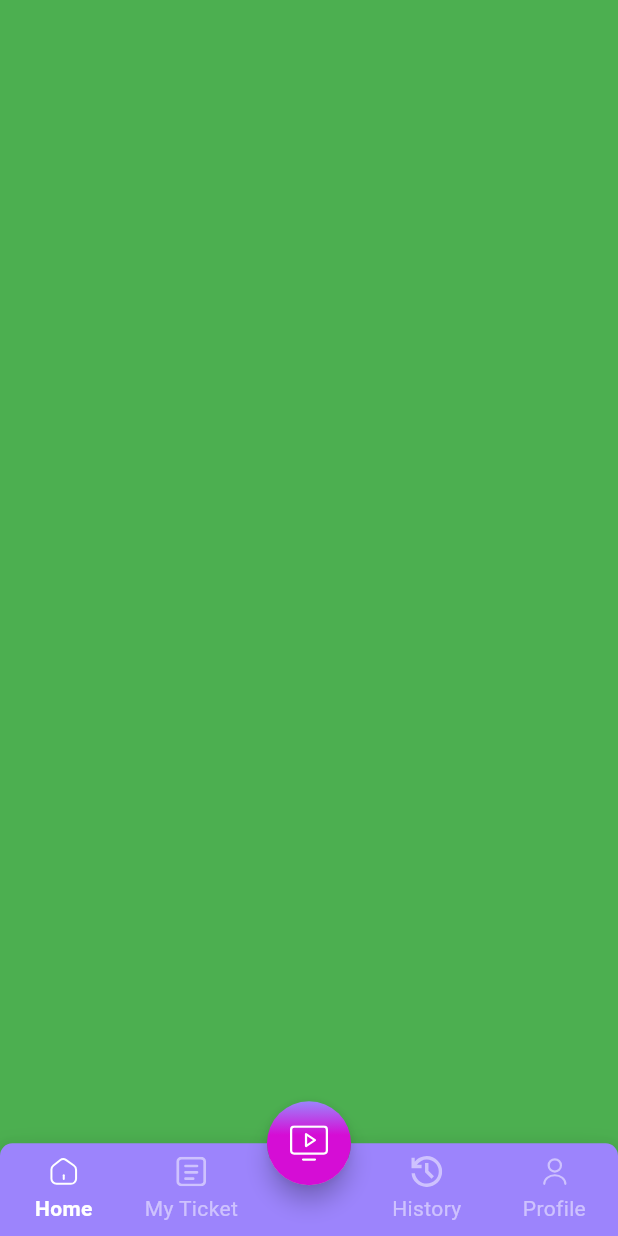
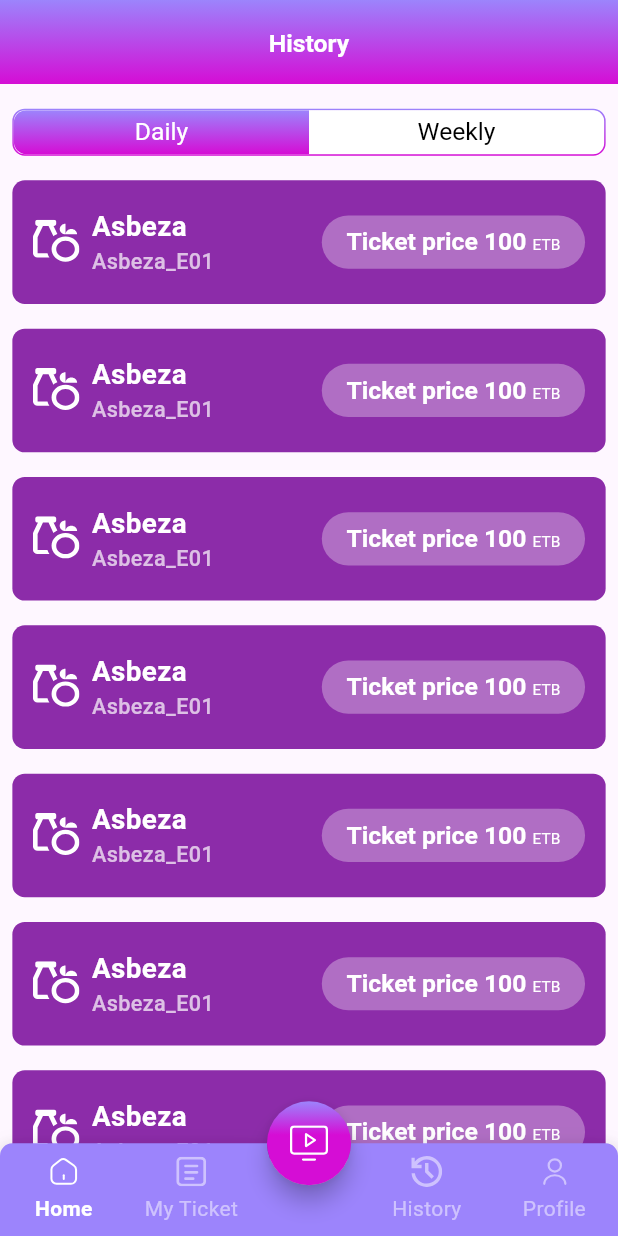
Before and after one commit to tarik350/loto-app, a Flutter app: the screen it shows after launch, swiped to page 3, on a phone screen of 412 x 824 dp. Run offline on Flutter 3.47's test engine with Material 3 defaults, Android fonts, the phone set to English and light mode, and no system bars; drawn by our look-alikes of animated_bottom_navigation_bar; our stand-ins replace auto_route, bloc, carousel_slider, dartz, dio, dropdown_button2 and 13 more; missing offline and left inert: animation_wrappers; accounts and stored records are empty.

Commit message:
my ticket and history page

```diff
--- a/lib/app.dart
+++ b/lib/app.dart
@@ -10,6 +10,8 @@ import 'package:mobile_app/src/core/constants/app_%20colors.dart';
 import 'package:mobile_app/src/core/constants/app_dimensions.dart';
 import 'package:mobile_app/src/core/constants/app_images.dart';
 import 'package:mobile_app/src/features/home/presentation/pages/home_page.dart';
+import 'package:mobile_app/src/features/my_tickets/presentation/page/my_ticket_page.dart';
+import 'package:mobile_app/src/features/ticket_history/presentation/pages/ticket_history_page.dart';
 
 @RoutePage()
 class AppScreen extends StatelessWidget {
@@ -126,23 +128,19 @@ class AppScreen extends StatelessWidget {
                 beginOffset: const Offset(0, 0.3),
                 endOffset: const Offset(0, 0),
                 slideCurve: Curves.linearToEaseOut,
-                child: const HomeScreen(),
+                child: const HomePage(),
               ),
               FadedSlideAnimation(
                 beginOffset: const Offset(0, 0.3),
                 endOffset: const Offset(0, 0),
                 slideCurve: Curves.linearToEaseOut,
-                child: Container(
-                  color: Colors.blue,
-                ),
+                child: const MyTicketPage(),
               ),
               FadedSlideAnimation(
                 beginOffset: const Offset(0, 0.3),
                 endOffset: const Offset(0, 0),
                 slideCurve: Curves.linearToEaseOut,
-                child: Container(
-                  color: Colors.green,
-                ),
+                child: const TicketHistoryPage(),
               ),
               FadedSlideAnimation(
                 beginOffset: const Offset(0, 0.3),
--- a/lib/src/core/constants/app_ colors.dart
+++ b/lib/src/core/constants/app_ colors.dart
@@ -29,6 +29,16 @@ class AppColors {
       Color(0xFFD50DD5),
     ],
     stops: [0.0, 0.4, 1.0],
+    begin: Alignment.topCenter,
+    end: Alignment.bottomCenter,
+  );
+
+  static const Gradient secondaryGradient = LinearGradient(
+    colors: [
+      AppColors.secondaryColorShade,
+      AppColors.primaryColor,
+    ],
+    stops: [0.0, 1],
     begin: Alignment.topCenter,
     end: Alignment.bottomCenter,
   );
--- /dev/null
+++ b/lib/src/features/my_tickets/presentation/bloc/myticket_event.dart
@@ -0,0 +1,6 @@
+part of 'myticket_bloc.dart';
+
+@freezed
+class MyticketEvent with _$MyticketEvent {
+  const factory MyticketEvent.started() = _Started;
+}
--- /dev/null
+++ b/lib/src/features/my_tickets/presentation/bloc/myticket_state.dart
@@ -0,0 +1,6 @@
+part of 'myticket_bloc.dart';
+
+@freezed
+class MyticketState with _$MyticketState {
+  const factory MyticketState.initial() = _Initial;
+}
--- /dev/null
+++ b/lib/src/features/my_tickets/presentation/page/my_ticket_page.dart
@@ -0,0 +1,262 @@
+import 'package:flutter/material.dart';
+import 'package:flutter_screenutil/flutter_screenutil.dart';
+import 'package:gradient_borders/box_borders/gradient_box_border.dart';
+import 'package:mobile_app/src/core/constants/app_%20colors.dart';
+import 'package:mobile_app/src/core/constants/app_dimensions.dart';
+import 'package:mobile_app/src/core/constants/app_images.dart';
+
+class MyTicketPage extends StatelessWidget {
+  const MyTicketPage({super.key});
+
+  @override
+  Widget build(BuildContext context) {
+    return Scaffold(
+        body: CustomScrollView(
+      slivers: [
+        const SliverAppBar(
+          pinned: false,
+          flexibleSpace: FlexibleSpaceBar(
+            titlePadding: EdgeInsets.zero,
+            title: CustomPageAppBar(title: 'My Ticket'),
+          ),
+        ),
+        SliverAppBar(
+          pinned: true,
+          flexibleSpace: FlexibleSpaceBar(
+            titlePadding: EdgeInsets.zero,
+            title: Container(
+              margin: EdgeInsets.only(
+                  left: AppDimensions.spacingS,
+                  right: AppDimensions.spacingS,
+                  bottom: AppDimensions.spacingS,
+                  top: AppDimensions.spacingM),
+              height: 50.h,
+              decoration: BoxDecoration(
+                borderRadius: BorderRadius.circular(AppDimensions.radiusS),
+                border: const GradientBoxBorder(
+                    gradient: AppColors.secondaryGradient),
+              ),
+              width: double.maxFinite,
+              child: ClipRRect(
+                borderRadius: BorderRadius.circular(AppDimensions.radiusS),
+                child: TabSelector(
+                  firstTitle: 'Active',
+                  secondTitle: 'Completed',
+                  onTabSelected: (index) {},
+                ),
+              ),
+            ),
+          ),
+        ),
+        SliverList(
+            delegate: SliverChildListDelegate(
+          [
+            Expanded(
+              child: SingleChildScrollView(
+                child: Column(
+                    children: List.generate(10, (index) {
+                  return Container(
+                    width: double.maxFinite,
+                    margin: EdgeInsets.symmetric(
+                        vertical: AppDimensions.spacingS,
+                        horizontal: AppDimensions.spacingS),
+                    height: 80.h,
+                    decoration: BoxDecoration(
+                        color: AppColors.vividViolet,
+                        borderRadius:
+                            BorderRadius.circular(AppDimensions.radiusS)),
+                    child: Padding(
+                      padding: EdgeInsets.symmetric(
+                          horizontal: AppDimensions.paddingS),
+                      child: Row(
+                        mainAxisAlignment: MainAxisAlignment.spaceBetween,
+                        crossAxisAlignment: CrossAxisAlignment.center,
+                        children: [
+                          Row(
+                            children: [
+                              AppImages.icon1,
+                              SizedBox(
+                                width: AppDimensions.spacingS,
+                              ),
+                              Column(
+                                mainAxisAlignment: MainAxisAlignment.center,
+                                crossAxisAlignment: CrossAxisAlignment.start,
+                                children: [
+                                  Text(
+                                    'Asbeza',
+                                    style: TextStyle(
+                                        color: Colors.white,
+                                        fontWeight: FontWeight.w600,
+                                        fontSize: AppDimensions.fontL),
+                                  ),
+                                  Text("Asbeza_E01",
+                                      style: TextStyle(
+                                          fontWeight: FontWeight.w500,
+                                          fontSize: AppDimensions.fontS,
+                                          color: Colors.white.withOpacity(.7)))
+                                ],
+                              )
+                            ],
+                          ),
+                          Container(
+                            padding: EdgeInsets.symmetric(
+                                horizontal: AppDimensions.spacingM,
+                                vertical: AppDimensions.spacingS),
+                            decoration: BoxDecoration(
+                              borderRadius: BorderRadius.circular(
+                                  AppDimensions.radiusCircular),
+                              color: AppColors.transparentWhite,
+                            ),
+                            child: RichText(
+                                text: TextSpan(children: [
+                              TextSpan(
+                                  text: "Ticket price 100 ",
+                                  style: TextStyle(
+                                      fontWeight: FontWeight.bold,
+                                      fontSize: AppDimensions.fontM)),
+                              TextSpan(
+                                  text: "ETB",
+                                  style: TextStyle(
+                                      fontWeight: FontWeight.w400,
+                                      fontSize: 10.sp))
+                            ])),
+                          )
+                        ],
+                      ),
+                    ),
+                  );
+                }).toList()),
+              ),
+            ),
+            SizedBox(
+              height: 20.h,
+            )
+          ],
+        ))
+      ],
+    ));
+  }
+}
+
+class TabSelector extends StatefulWidget {
+  final String firstTitle;
+  final String secondTitle;
+  final ValueChanged<int> onTabSelected;
+
+  const TabSelector({
+    required this.firstTitle,
+    required this.secondTitle,
+    required this.onTabSelected,
+    Key? key,
+  }) : super(key: key);
+
+  @override
+  _TabSelectorState createState() => _TabSelectorState();
+}
+
+class _TabSelectorState extends State<TabSelector> {
+  int _selectedIndex = 0;
+
+  @override
+  Widget build(BuildContext context) {
+    return Row(
+      mainAxisAlignment: MainAxisAlignment.spaceBetween,
+      children: [
+        _buildTab(
+          index: 0,
+          title: widget.firstTitle,
+          isSelected: _selectedIndex == 0,
+        ),
+        _buildTab(
+          index: 1,
+          title: widget.secondTitle,
+          isSelected: _selectedIndex == 1,
+        ),
+      ],
+    );
+  }
+
+  Widget _buildTab(
+      {required int index, required String title, required bool isSelected}) {
+    return Expanded(
+      child: GestureDetector(
+        onTap: () {
+          setState(() {
+            _selectedIndex = index;
+          });
+          widget.onTabSelected(_selectedIndex);
+        },
+        child: AnimatedContainer(
+          alignment: Alignment.center,
+          // padding: const EdgeInsets.symmetric(horizontal: 16.0),
+          duration: const Duration(milliseconds: 300),
+          decoration: BoxDecoration(
+            gradient: isSelected
+                ? const LinearGradient(
+                    colors: [
+                      AppColors.secondaryColorShade,
+                      AppColors.primaryColor,
+                    ],
+                    begin: Alignment.topCenter,
+                    end: Alignment.bottomCenter,
+                  )
+                : const LinearGradient(
+                    colors: [Colors.white, Colors.white],
+                  ),
+          ),
+          child: Text(
+            title,
+            style: TextStyle(
+                fontWeight: FontWeight.w400,
+                color: isSelected ? Colors.white : Colors.black,
+                fontSize: AppDimensions.fontM),
+          ),
+        ),
+      ),
+    );
+  }
+}
+
+class CustomPageAppBar extends StatelessWidget {
+  final String title;
+  final VoidCallback? onTabSelected;
+  const CustomPageAppBar({super.key, required this.title, this.onTabSelected});
+
+  @override
+  Widget build(BuildContext context) {
+    return Container(
+      decoration: const BoxDecoration(
+        gradient: AppColors.secondaryGradient,
+      ),
+      width: double.infinity,
+      height: 100.h,
+      child: Stack(
+        children: [
+          Container(
+              margin: EdgeInsets.only(bottom: AppDimensions.spacingM),
+              alignment: Alignment.bottomCenter,
+              child: Text(
+                title,
+                style: TextStyle(
+                    color: Colors.white,
+                    fontWeight: FontWeight.bold,
+                    fontSize: AppDimensions.fontM),
+              )),
+          if (onTabSelected != null)
+            Positioned(
+                left: 0,
+                bottom: 2,
+                child: Center(
+                  child: IconButton(
+                      onPressed: onTabSelected,
+                      icon: const Icon(
+                        Icons.arrow_back,
+                        color: Colors.white,
+                        size: 20,
+                      )),
+                ))
+        ],
+      ),
+    );
+  }
+}
--- /dev/null
+++ b/lib/src/features/ticket_history/presentation/bloc/ticket_history_bloc.dart
@@ -0,0 +1,14 @@
+import 'package:bloc/bloc.dart';
+import 'package:freezed_annotation/freezed_annotation.dart';
+
+part 'ticket_history_event.dart';
+part 'ticket_history_state.dart';
+part 'ticket_history_bloc.freezed.dart';
+
+class TicketHistoryBloc extends Bloc<TicketHistoryEvent, TicketHistoryState> {
+  TicketHistoryBloc() : super(const _Initial()) {
+    on<TicketHistoryEvent>((event, emit) {
+      // TODO: implement event handler
+    });
+  }
+}
--- /dev/null
+++ b/lib/src/features/ticket_history/presentation/bloc/ticket_history_event.dart
@@ -0,0 +1,6 @@
+part of 'ticket_history_bloc.dart';
+
+@freezed
+class TicketHistoryEvent with _$TicketHistoryEvent {
+  const factory TicketHistoryEvent.started() = _Started;
+}
--- /dev/null
+++ b/lib/src/features/ticket_history/presentation/bloc/ticket_history_state.dart
@@ -0,0 +1,6 @@
+part of 'ticket_history_bloc.dart';
+
+@freezed
+class TicketHistoryState with _$TicketHistoryState {
+  const factory TicketHistoryState.initial() = _Initial;
+}
--- /dev/null
+++ b/lib/src/features/ticket_history/presentation/pages/ticket_history_page.dart
@@ -0,0 +1,140 @@
+import 'package:flutter/material.dart';
+import 'package:flutter_screenutil/flutter_screenutil.dart';
+import 'package:gradient_borders/box_borders/gradient_box_border.dart';
+import 'package:mobile_app/src/core/constants/app_%20colors.dart';
+import 'package:mobile_app/src/core/constants/app_dimensions.dart';
+import 'package:mobile_app/src/core/constants/app_images.dart';
+import 'package:mobile_app/src/features/my_tickets/presentation/page/my_ticket_page.dart';
+
+class TicketHistoryPage extends StatelessWidget {
+  const TicketHistoryPage({super.key});
+
+  @override
+  Widget build(BuildContext context) {
+    return Scaffold(
+        body: CustomScrollView(
+      slivers: [
+        const SliverAppBar(
+          pinned: false,
+          flexibleSpace: FlexibleSpaceBar(
+            titlePadding: EdgeInsets.zero,
+            title: CustomPageAppBar(title: 'History'),
+          ),
+        ),
+        SliverAppBar(
+          pinned: true,
+          flexibleSpace: FlexibleSpaceBar(
+            titlePadding: EdgeInsets.zero,
+            title: Container(
+              margin: EdgeInsets.only(
+                  left: AppDimensions.spacingS,
+                  right: AppDimensions.spacingS,
+                  bottom: AppDimensions.spacingS,
+                  top: AppDimensions.spacingM),
+              height: 50.h,
+              decoration: BoxDecoration(
+                borderRadius: BorderRadius.circular(AppDimensions.radiusS),
+                border: const GradientBoxBorder(
+                    gradient: AppColors.secondaryGradient),
+              ),
+              width: double.maxFinite,
+              child: ClipRRect(
+                borderRadius: BorderRadius.circular(AppDimensions.radiusS),
+                child: TabSelector(
+                  firstTitle: 'Daily',
+                  secondTitle: 'Weekly',
+                  onTabSelected: (index) {},
+                ),
+              ),
+            ),
+          ),
+        ),
+        SliverList(
+            delegate: SliverChildListDelegate(
+          [
+            Expanded(
+              child: SingleChildScrollView(
+                child: Column(
+                    children: List.generate(10, (index) {
+                  return Container(
+                    width: double.maxFinite,
+                    margin: EdgeInsets.symmetric(
+                        vertical: AppDimensions.spacingS,
+                        horizontal: AppDimensions.spacingS),
+                    height: 80.h,
+                    decoration: BoxDecoration(
+                        color: AppColors.vividViolet,
+                        borderRadius:
+                            BorderRadius.circular(AppDimensions.radiusS)),
+                    child: Padding(
+                      padding: EdgeInsets.symmetric(
+                          horizontal: AppDimensions.paddingS),
+                      child: Row(
+                        mainAxisAlignment: MainAxisAlignment.spaceBetween,
+                        crossAxisAlignment: CrossAxisAlignment.center,
+                        children: [
+                          Row(
+                            children: [
+                              AppImages.icon1,
+                              SizedBox(
+                                width: AppDimensions.spacingS,
+                              ),
+                              Column(
+                                mainAxisAlignment: MainAxisAlignment.center,
+                                crossAxisAlignment: CrossAxisAlignment.start,
+                                children: [
+                                  Text(
+                                    'Asbeza',
+                                    style: TextStyle(
+                                        color: Colors.white,
+                                        fontWeight: FontWeight.w600,
+                                        fontSize: AppDimensions.fontL),
+                                  ),
+                                  Text("Asbeza_E01",
+                                      style: TextStyle(
+                                          fontWeight: FontWeight.w500,
+                                          fontSize: AppDimensions.fontS,
+                                          color: Colors.white.withOpacity(.7)))
+                                ],
+                              )
+                            ],
+                          ),
+                          Container(
+                            padding: EdgeInsets.symmetric(
+                                horizontal: AppDimensions.spacingM,
+                                vertical: AppDimensions.spacingS),
+                            decoration: BoxDecoration(
+                              borderRadius: BorderRadius.circular(
+                                  AppDimensions.radiusCircular),
+                              color: AppColors.transparentWhite,
+                            ),
+                            child: RichText(
+                                text: TextSpan(children: [
+                              TextSpan(
+                                  text: "Ticket price 100 ",
+                                  style: TextStyle(
+                                      fontWeight: FontWeight.bold,
+                                      fontSize: AppDimensions.fontM)),
+                              TextSpan(
+                                  text: "ETB",
+                                  style: TextStyle(
+                                      fontWeight: FontWeight.w400,
+                                      fontSize: 10.sp))
+                            ])),
+                          )
+                        ],
+                      ),
+                    ),
+                  );
+                }).toList()),
+              ),
+            ),
+            SizedBox(
+              height: 20.h,
+            )
+          ],
+        ))
+      ],
+    ));
+  }
+}
```
Also changed, not shown: lib/src/features/home/presentation/pages/home_page.dart (+6 -15 lines), lib/src/features/my_tickets/presentation/bloc/myticket_bloc.dart (added, +14 -0 lines), assets/images/history_icon.svg, lib/src/core/router/app_route.gr.dart, lib/src/features/my_tickets/presentation/bloc/myticket_bloc.freezed.dart (added), lib/src/features/ticket_history/presentation/bloc/ticket_history_bloc.freezed.dart (added).
